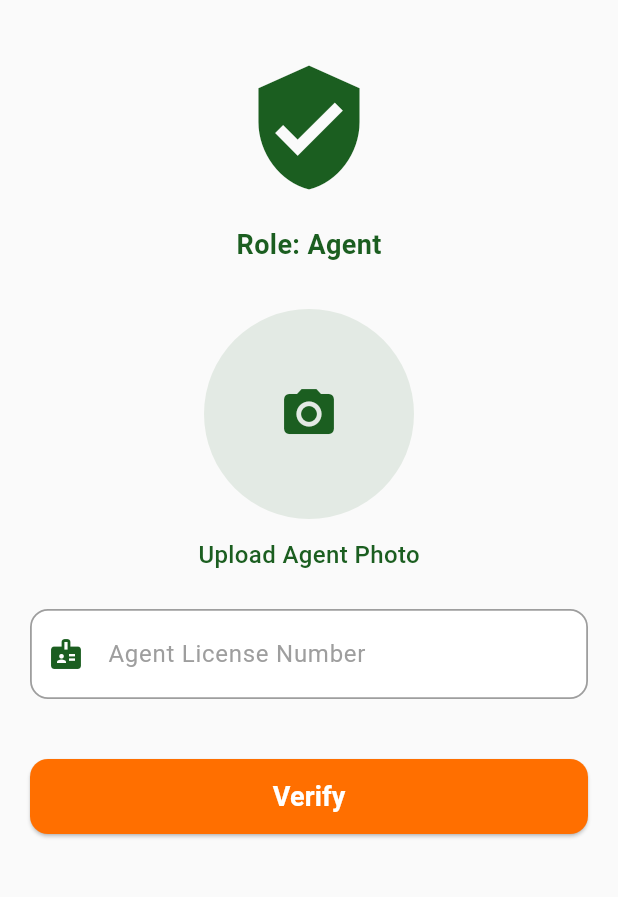
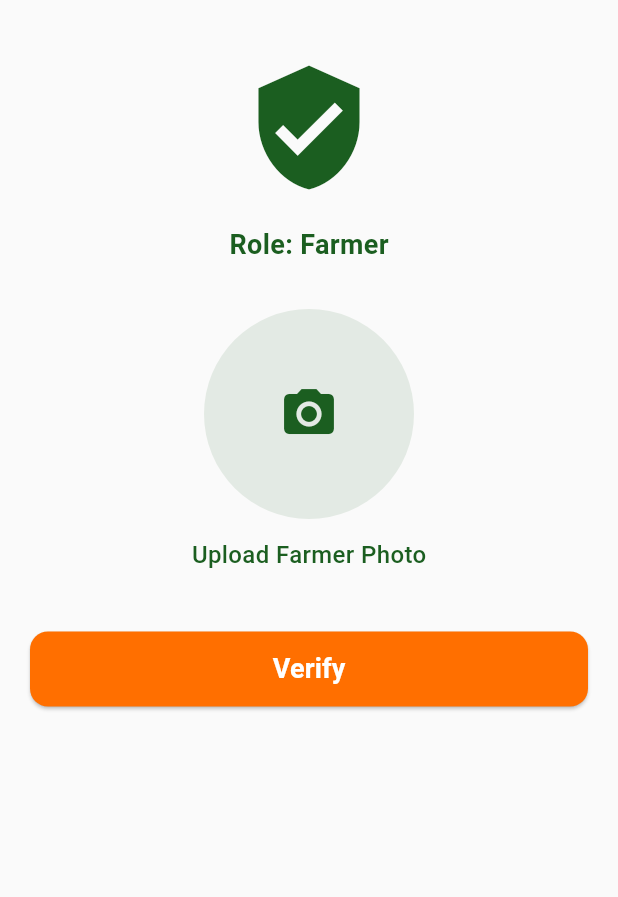
Before and after one commit to npranali2624/agent_verification, a Flutter app: the screen it shows after launch, on a phone screen of 412 x 824 dp, the part 135-1032 px from its top. Run offline on Flutter 3.47's test engine with Material 3 defaults, Android fonts, the phone set to English and light mode, and no system bars; our stand-ins replace image_picker.

```diff
--- a/lib/main.dart
+++ b/lib/main.dart
@@ -12,7 +12,7 @@ class MyApp extends StatelessWidget {
   Widget build(BuildContext context) {
     return const MaterialApp(
       debugShowCheckedModeBanner: false,
-      home: AgentVerificationPage(),
+      home: FarmerVerificationPage(),
     );
   }
 }
--- a/lib/verification_page.dart
+++ b/lib/verification_page.dart
@@ -4,23 +4,21 @@ import 'dart:typed_data';
 import 'package:flutter/foundation.dart';
 import 'package:image_picker/image_picker.dart';
 
-class AgentVerificationPage extends StatefulWidget {
-  const AgentVerificationPage({super.key});
+class FarmerVerificationPage extends StatefulWidget {
+  const FarmerVerificationPage({super.key});
 
   @override
-  State<AgentVerificationPage> createState() =>
-      _AgentVerificationPageState();
+  State<FarmerVerificationPage> createState() =>
+      _FarmerVerificationPageState();
 }
 
-class _AgentVerificationPageState extends State<AgentVerificationPage> {
+class _FarmerVerificationPageState extends State<FarmerVerificationPage> {
   final _formKey = GlobalKey<FormState>();
 
-  File? _selectedImage; // For Mobile
-  Uint8List? _webImage; // For Web
+  File? _selectedImage;        // For Mobile
+  Uint8List? _webImage;        // For Web
 
   final ImagePicker _picker = ImagePicker();
-
-  final TextEditingController licenseController = TextEditingController();
 
   final Color primaryColor = const Color(0xFF1B5E20);
   final Color accentColor = const Color(0xFFFF6F00);
@@ -135,7 +133,7 @@ class _AgentVerificationPageState extends State<AgentVerificationPage> {
               const SizedBox(height: 20),
 
               Text(
-                "Role: Agent",
+                "Role: Farmer",
                 style: TextStyle(
                   fontSize: 18,
                   fontWeight: FontWeight.bold,
@@ -170,7 +168,7 @@ class _AgentVerificationPageState extends State<AgentVerificationPage> {
                     ),
                     const SizedBox(height: 12),
                     Text(
-                      "Upload Agent Photo",
+                      "Upload Farmer Photo",
                       style: TextStyle(
                         fontSize: 16,
                         color: primaryColor,
@@ -178,49 +176,6 @@ class _AgentVerificationPageState extends State<AgentVerificationPage> {
                       ),
                     ),
                   ],
-                ),
-              ),
-
-              const SizedBox(height: 25),
-
-              TextFormField(
-                controller: licenseController,
-                cursorColor: primaryColor,
-                validator: (value) {
-                  if (value == null || value.trim().isEmpty) {
-                    return "License number is required";
-                  }
-                  if (value.length < 5) {
-                    return "Enter valid license number";
-                  }
-                  return null;
-                },
-                decoration: InputDecoration(
-                  labelText: "Agent License Number",
-                  labelStyle: const TextStyle(color: Colors.grey),
-                  floatingLabelStyle: TextStyle(
-                    color: primaryColor,
-                    fontWeight: FontWeight.w600,
-                  ),
-                  prefixIcon: Icon(Icons.badge, color: primaryColor),
-                  filled: true,
-                  fillColor: Colors.white,
-                  contentPadding:
-                  const EdgeInsets.symmetric(vertical: 18, horizontal: 16),
-                  enabledBorder: OutlineInputBorder(
-                    borderRadius: BorderRadius.circular(12),
-                    borderSide: const BorderSide(
-                      color: Colors.grey,
-                      width: 1.2,
-                    ),
-                  ),
-                  focusedBorder: OutlineInputBorder(
-                    borderRadius: BorderRadius.circular(12),
-                    borderSide: BorderSide(
-                      color: primaryColor,
-                      width: 2,
-                    ),
-                  ),
                 ),
               ),
 
```
